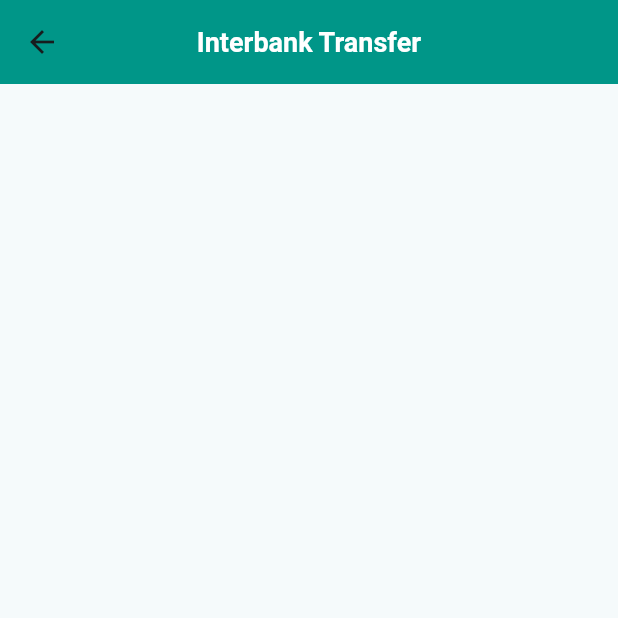
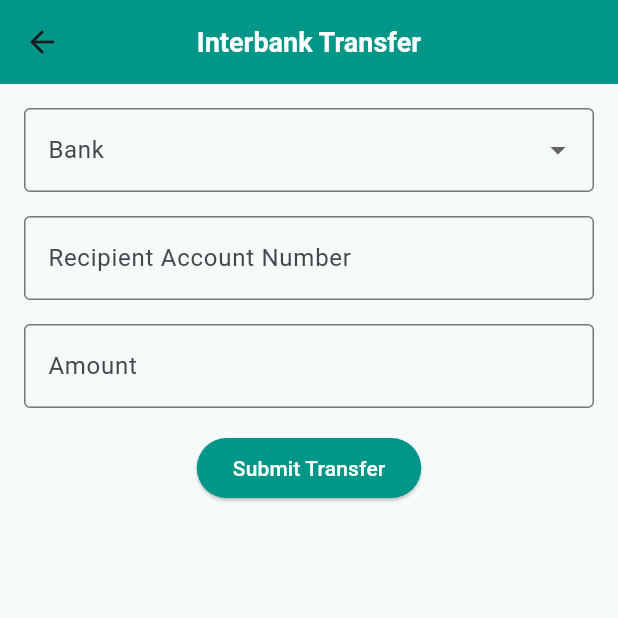
Before and after one commit to iunoz/uts_mobile_banking, a Flutter app: the InterbanktransferScreen screen opened directly, on a phone screen of 412 x 824 dp, the top half of it. Run offline on Flutter 3.47's test engine with Material 3 defaults, Android fonts, the phone set to English and light mode, and no system bars.

Commit message:
transfer antar bank

```diff
--- a/lib/screens/interbanktransfer_screen.dart
+++ b/lib/screens/interbanktransfer_screen.dart
@@ -1,7 +1,78 @@
 import 'package:flutter/material.dart';
 
-class InterbanktransferScreen extends StatelessWidget {
+class InterbanktransferScreen extends StatefulWidget {
   const InterbanktransferScreen({super.key});
+
+  @override
+  _InterbankTransferScreenState createState() =>
+      _InterbankTransferScreenState();
+}
+
+class _InterbankTransferScreenState extends State<InterbanktransferScreen> {
+  final _accountController = TextEditingController();
+  final _amountController = TextEditingController();
+  String? _selectedBank;
+
+  // dropdown list bank
+  final List<String> _banks = [
+    'BCA',
+    'BRI',
+    'CIMB NIAGA',
+    'CITIBANK',
+    'DANAMON',
+    'MANDIRI',
+    'MEGA',
+    'PANIN',
+    'PERMATA',
+    'SEABANK',
+    'UOB',
+  ];
+
+  void _submitTransfer() {
+    final accountNumber = _accountController.text;
+    final amount = _amountController.text;
+
+    // Validation checks
+    if (_selectedBank == null) {
+      ScaffoldMessenger.of(context).showSnackBar(
+        const SnackBar(
+          content: Text('Please select a bank.'),
+        ),
+      );
+      return;
+    }
+    if (accountNumber.isEmpty) {
+      ScaffoldMessenger.of(context).showSnackBar(
+        const SnackBar(
+          content: Text('Please enter the recipient account number.'),
+        ),
+      );
+      return;
+    }
+    if (amount.isEmpty) {
+      ScaffoldMessenger.of(context).showSnackBar(
+        const SnackBar(
+          content: Text('Please enter the amount.'),
+        ),
+      );
+      return;
+    }
+
+    ScaffoldMessenger.of(context).showSnackBar(
+      SnackBar(
+        content: Text(
+            'Transfer of Rp$amount to account $accountNumber at $_selectedBank successful.'),
+      ),
+    );
+
+    // Setelah submit, form akan direset
+    _accountController.clear();
+    _amountController.clear();
+    setState(() {
+      _selectedBank = null;
+    });
+  }
+
   @override
   Widget build(BuildContext context) {
     return Scaffold(
@@ -17,6 +88,58 @@ class InterbanktransferScreen extends StatelessWidget {
         centerTitle: true,
         backgroundColor: Colors.teal,
       ),
+      body: Padding(
+        padding: const EdgeInsets.all(16.0),
+        child: Column(
+          children: [
+            DropdownButtonFormField<String>(
+              value: _selectedBank,
+              decoration: const InputDecoration(
+                labelText: 'Bank',
+                border: OutlineInputBorder(),
+              ),
+              items: _banks.map((String bank) {
+                return DropdownMenuItem<String>(
+                  value: bank,
+                  child: Text(bank),
+                );
+              }).toList(),
+              onChanged: (String? newValue) {
+                setState(() {
+                  _selectedBank = newValue;
+                });
+              },
+            ),
+            const SizedBox(height: 16),
+            TextField(
+              controller: _accountController,
+              decoration: const InputDecoration(
+                labelText: 'Recipient Account Number',
+                border: OutlineInputBorder(),
+              ),
+              keyboardType: TextInputType.number,
+            ),
+            const SizedBox(height: 16),
+            TextField(
+              controller: _amountController,
+              decoration: const InputDecoration(
+                labelText: 'Amount',
+                border: OutlineInputBorder(),
+              ),
+              keyboardType: TextInputType.number,
+            ),
+            const SizedBox(height: 16),
+            ElevatedButton(
+              onPressed: _submitTransfer,
+              style: ElevatedButton.styleFrom(
+                backgroundColor: Colors.teal,
+                foregroundColor: Colors.white,
+              ),
+              child: const Text('Submit Transfer'),
+            ),
+          ],
+        ),
+      ),
     );
   }
 }
```
